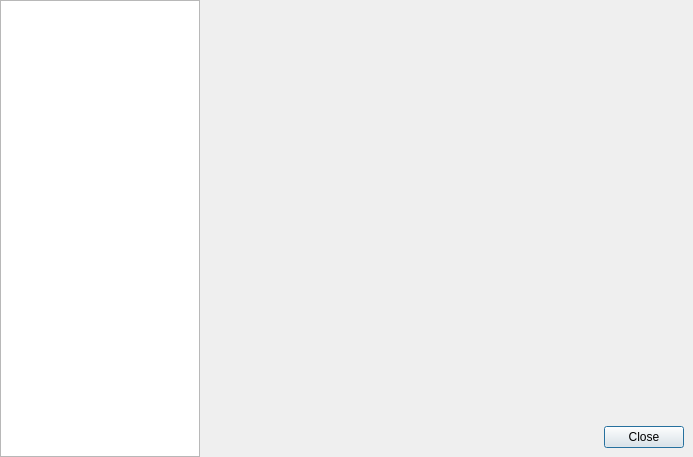
This is src/mirall/settingsdialog.ui in nextcloud/desktop as Qt 5 draws it before an edit. The edited form follows.
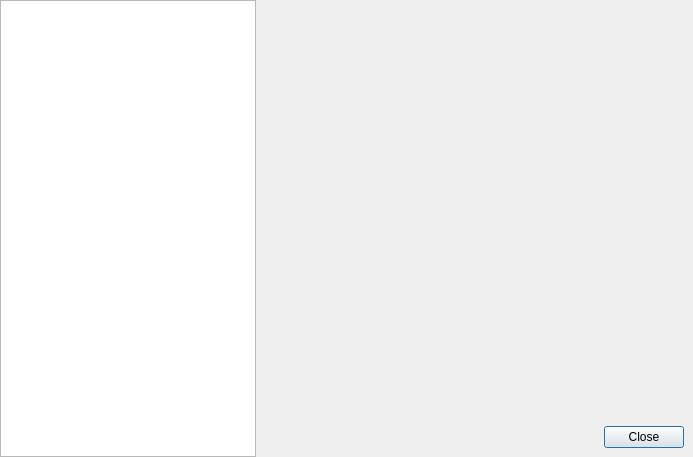
This is the edited form.

Commit message:
Settings: calculate sidebar width dynamically
Fixes #1020

The edit to the form file:
```diff
--- a/src/mirall/settingsdialog.ui
+++ b/src/mirall/settingsdialog.ui
@@ -37,12 +37,6 @@
        <verstretch>0</verstretch>
       </sizepolicy>
      </property>
-     <property name="maximumSize">
-      <size>
-       <width>200</width>
-       <height>16777215</height>
-      </size>
-     </property>
     </widget>
    </item>
    <item row="0" column="1">
```
Left out of the diff: 11 changed lines with no effect on the pictures. The commit also changes 1 other file.
